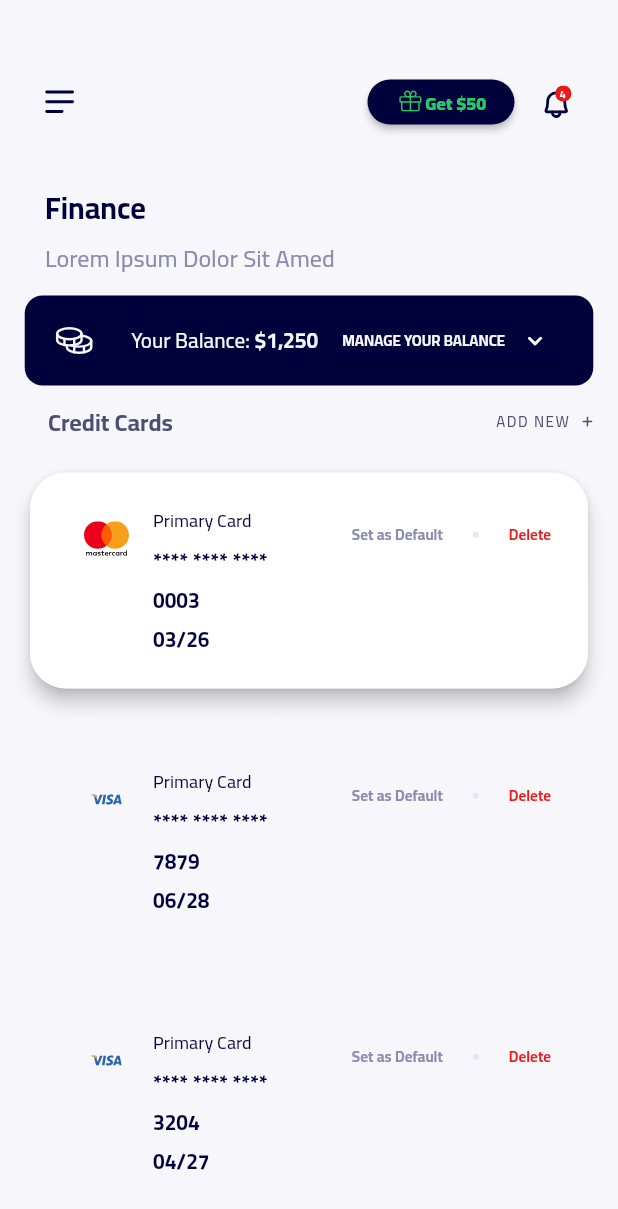
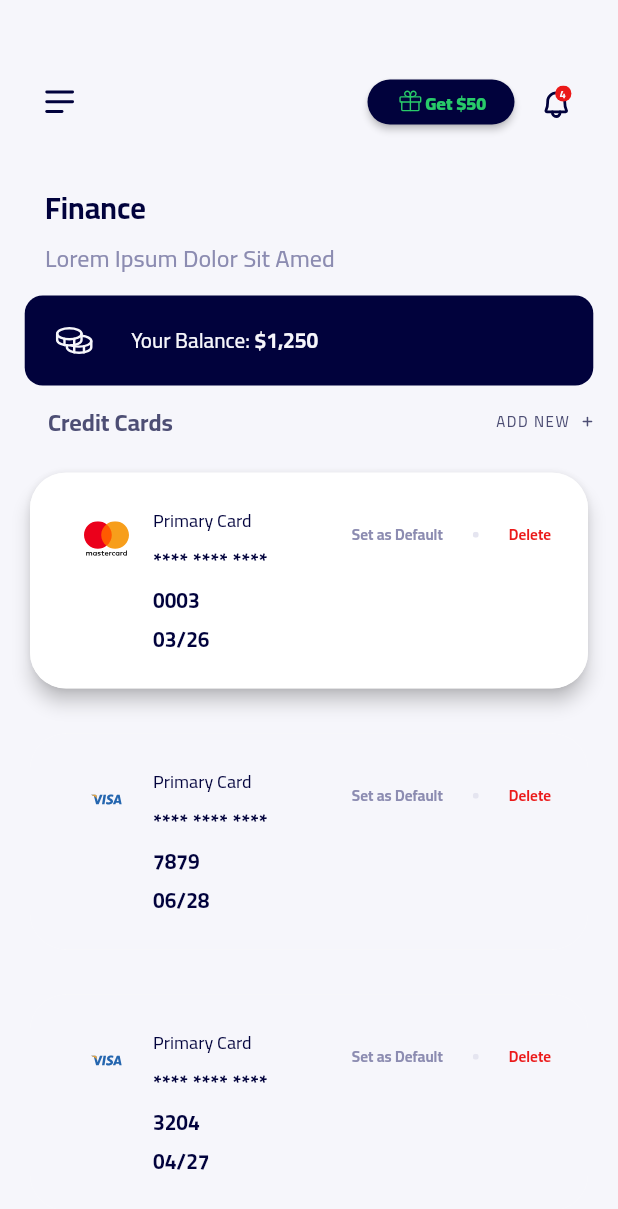
Before and after one commit to ozgun-kara/ruut, a Flutter app: the screen it shows after launch, on a phone screen of 412 x 824 dp. Shown: the top 1209 px of the screen. Run offline on Flutter 3.47's test engine with Material 2 defaults, Android fonts, the phone set to English and light mode, and no system bars; our stand-ins replace flutter_svg.

Commit message:
Update finance_page.dart

```diff
--- a/lib/pages/finance_page.dart
+++ b/lib/pages/finance_page.dart
@@ -171,42 +171,7 @@ class FinancePage extends StatelessWidget {
                       ),
                     ),
 
-                    ButtonTheme(
-                      minWidth: 98,
-                      height: 30,
-                      child: MaterialButton(
-                          shape: const RoundedRectangleBorder(
-                            borderRadius: BorderRadius.only(
-                                topLeft: Radius.circular(24),
-                                topRight: Radius.circular(24),
-                                bottomLeft: Radius.circular(24),
-                                bottomRight: Radius.circular(24)),
-                          ),
-                          color: const Color(0xFF01023C),
-                          child: Row(
-                            mainAxisSize: MainAxisSize.min,
-                            children: [
-                              const Text(
-                                'MANAGE YOUR BALANCE',
-                                style: TextStyle(
-                                  fontSize: 10,
-                                  fontFamily: "Cairo-VariableFont_wght",
-                                  fontWeight: FontWeight.bold,
-                                  color: Color(0xFFF6F6FB),
-                                ),
-                              ),
-                              Padding(
-                                padding: const EdgeInsets.fromLTRB(14, 0, 0, 0),
-                                child: SvgPicture.asset(
-                                  'assets/images/CaretDown.svg',
-                                  width: 12,
-                                  height: 12,
-                                ),
-                              ),
-                            ],
-                          ),
-                          onPressed: () async {}),
-                    ),
+
 
                   ],
                 ),
```
